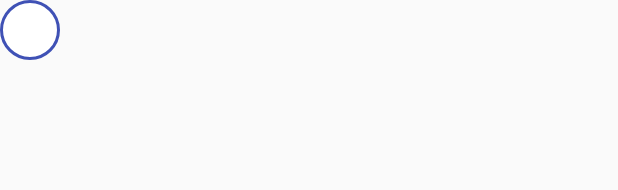
After one commit to mrJayson/PetrolPatrol, an Android app: the layout marker_map.xml on its own in the app's theme, with its tools: preview values and no code run, on a phone screen of 412 x 824 dp. The commit adds this screen. Shown: the top 190 px of the screen. Run offline under Robolectric (Android 15) with nearby library versions, the phone set to English and light mode, and no system bars; network calls fail.

Commit message:
Add custom marker base code.

```diff
--- a/app/src/main/res/drawable/circle.xml
+++ b/app/src/main/res/drawable/circle.xml
@@ -3,5 +3,5 @@
     android:shape="oval">
     <stroke
         android:width="2dp"
-        android:color="#78d9ff"/>
+        android:color="@color/colorPrimary"/>
 </shape>
--- /dev/null
+++ b/app/src/main/res/drawable/shape_marker.xml
@@ -0,0 +1,8 @@
+<?xml version="1.0" encoding="utf-8"?>
+<shape xmlns:android="http://schemas.android.com/apk/res/android"
+       android:shape="oval">
+    <solid android:color="@color/white"/>
+    <stroke
+            android:width="2dp"
+            android:color="@color/colorPrimary"/>
+</shape>
--- a/app/src/main/res/layout/item_list.xml
+++ b/app/src/main/res/layout/item_list.xml
@@ -18,7 +18,7 @@
                     android:layout_width="@dimen/icon_width"
                     android:layout_height="@dimen/icon_height"
                     android:src="@drawable/circle"
-                    android:contentDescription="@string/item_list_icon_circle_content_description"/>
+                    android:contentDescription="@string/circle_content_description"/>
 
             <TextView
                     android:id="@+id/item_list_price"
--- /dev/null
+++ b/app/src/main/res/layout/marker_map.xml
@@ -0,0 +1,18 @@
+<?xml version="1.0" encoding="utf-8"?>
+<FrameLayout xmlns:android="http://schemas.android.com/apk/res/android"
+             android:layout_width="match_parent"
+             android:layout_height="match_parent">
+
+    <ImageView
+            android:id="@+id/marker_circle"
+            android:layout_width="@dimen/icon_width"
+            android:layout_height="@dimen/icon_height"
+            android:src="@drawable/shape_marker"
+            android:contentDescription="@string/circle_content_description"/>
+    <TextView
+            android:id="@+id/marker_price"
+            android:layout_width="wrap_content"
+            android:layout_height="wrap_content"
+            android:layout_gravity="center"/>
+
+</FrameLayout>
--- a/app/src/main/res/values/strings.xml
+++ b/app/src/main/res/values/strings.xml
@@ -30,7 +30,9 @@
     <!-- Maps Toolbar Menu Items -->
 
     <string name="menu_list">Display in list view</string>
-    <string name="item_list_icon_circle_content_description">@string/item_details_icon_circle_content_description</string>
+    <string name="circle_content_description">@string/item_details_icon_circle_content_description</string>
+
+    <string name="not_applicable">N/A</string>
 
     <!-- Details Toolbar Menu Items -->
 
```
Also changed, not shown: app/src/main/java/com/petrolpatrol/petrolpatrol/map/ClusterRenderer.java (added, +61 -0 lines), app/src/main/java/com/petrolpatrol/petrolpatrol/map/MapsActivity.java (+10 -5 lines), app/src/main/java/com/petrolpatrol/petrolpatrol/map/Marker.java (+15 -11 lines).
